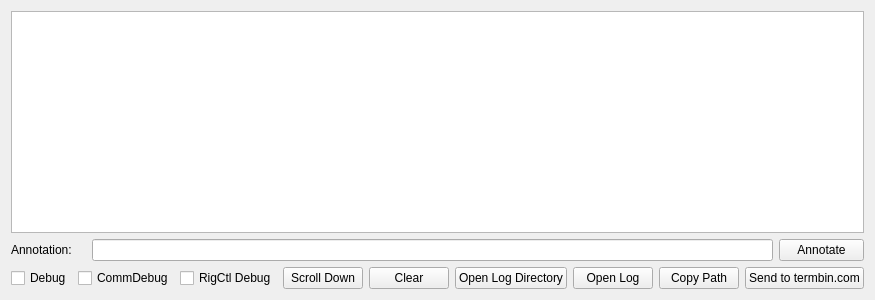
Qt form loggingwindow.ui (adecarolis/wfweb) before a commit.
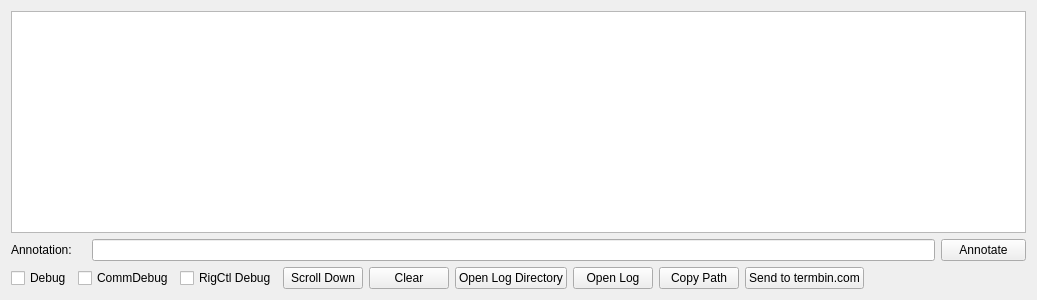
The same form after that commit.

Diff of the .ui file:
```diff
--- a/loggingwindow.ui
+++ b/loggingwindow.ui
@@ -6,7 +6,7 @@
    <rect>
     <x>0</x>
     <y>0</y>
-    <width>819</width>
+    <width>1037</width>
     <height>300</height>
    </rect>
   </property>
```
Left out of the diff: 3 changed lines with no effect on the pictures.
